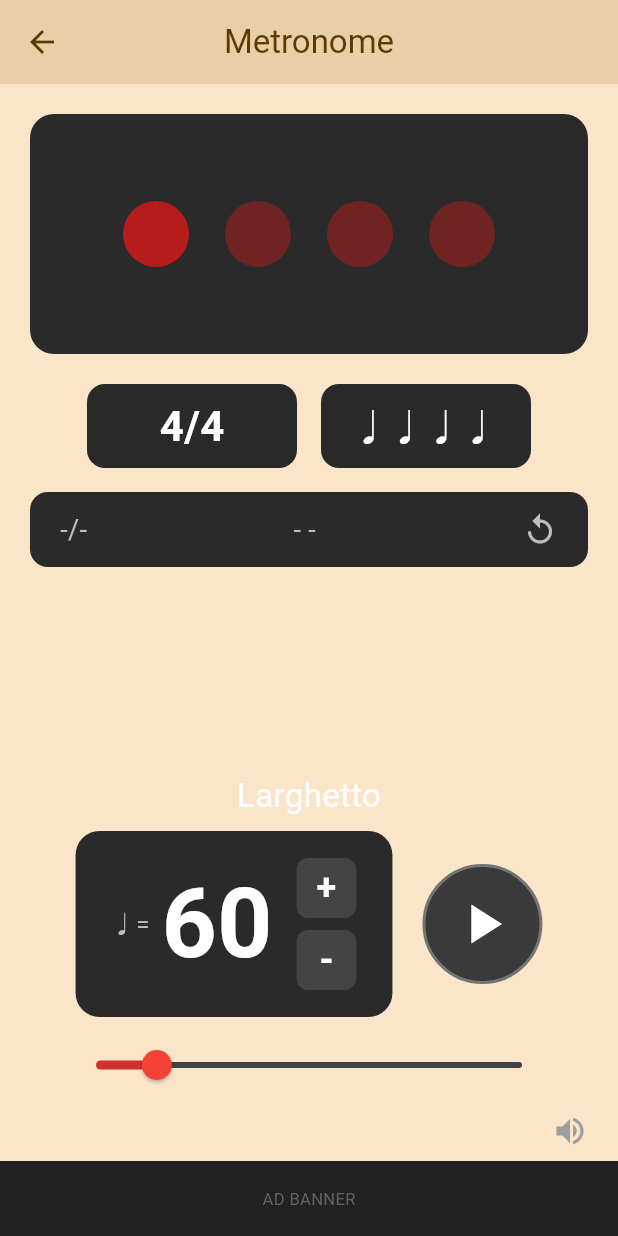
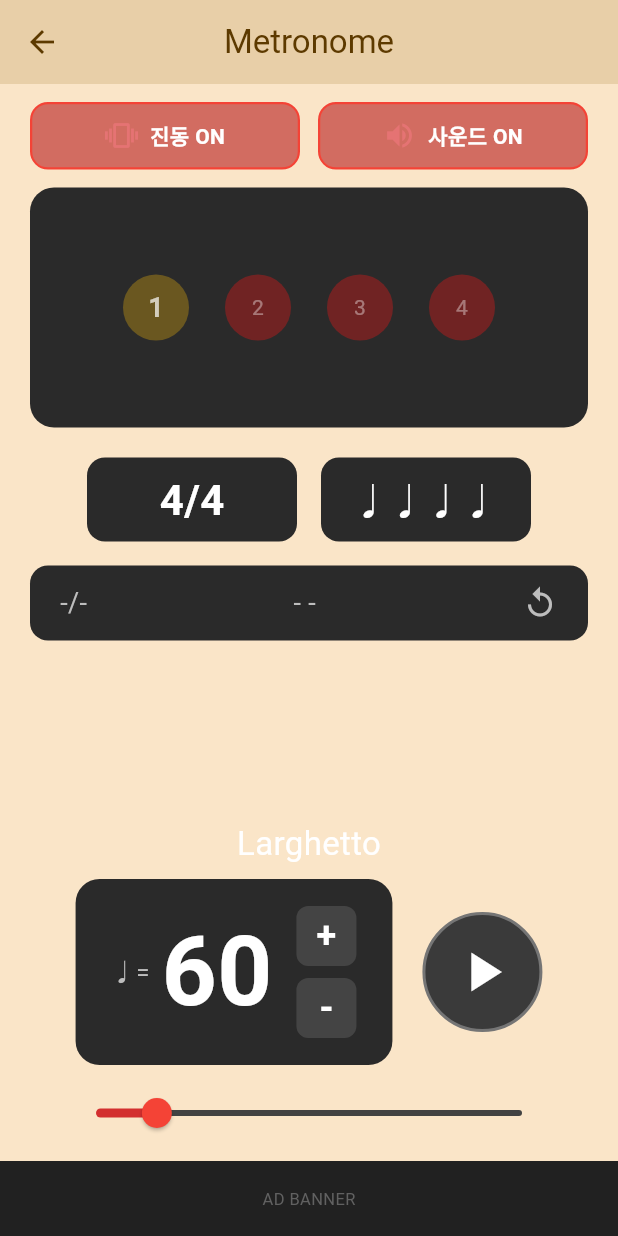
Before and after one commit to rnak24-lab/guitar-teacher, a Flutter app: the screen it shows after launch, after a tap on "Metronome", on a phone screen of 412 x 824 dp. Run offline on Flutter 3.47's test engine with Material 3 defaults, Android fonts, the phone set to English and light mode, and no system bars; our stand-ins replace audioplayers, shared_preferences.

Commit message:
feat: Metronome upgrade — vibration toggle, sound assets, downbeat highlight
- Added vibration on/off toggle button (persisted via SharedPreferences)
- Added sound on/off toggle button with audioplayers package
- Generated click_high.wav (1500Hz) for downbeat, click_low.wav (800Hz) for weak beats
- First beat (1/4) highlighted in amber color with higher pitch sound
- Remaining beats use red color with lower pitch sound
- Both vibration and sound preferences saved across sessions

Co-Authored-By: Claude Opus 4.6 (1M context) <noreply@anthropic.com>

```diff
--- a/lib/screens/metronome/metronome_screen.dart
+++ b/lib/screens/metronome/metronome_screen.dart
@@ -1,6 +1,8 @@
 import 'dart:async';
 import 'package:flutter/material.dart';
 import 'package:flutter/services.dart';
+import 'package:audioplayers/audioplayers.dart';
+import 'package:shared_preferences/shared_preferences.dart';
 
 class MetronomeScreen extends StatefulWidget {
   const MetronomeScreen({super.key});
@@ -9,14 +11,22 @@ class MetronomeScreen extends StatefulWidget {
   State<MetronomeScreen> createState() => _MetronomeScreenState();
 }
 
-class _MetronomeScreenState extends State<MetronomeScreen> with SingleTickerProviderStateMixin {
+class _MetronomeScreenState extends State<MetronomeScreen>
+    with SingleTickerProviderStateMixin {
   int _bpm = 60;
-  int _beatsPerMeasure = 4; // 박자 (2/4, 3/4, 4/4, 6/8)
+  int _beatsPerMeasure = 4;
   int _currentBeat = 0;
   bool _isPlaying = false;
   Timer? _timer;
 
-  // 템포 이름
+  // 진동 / 사운드 토글
+  bool _vibrationEnabled = true;
+  bool _soundEnabled = true;
+
+  // 오디오 플레이어 (강박 / 약박)
+  final AudioPlayer _highPlayer = AudioPlayer();
+  final AudioPlayer _lowPlayer = AudioPlayer();
+
   String get _tempoName {
     if (_bpm < 40) return 'Grave';
     if (_bpm < 60) return 'Largo';
@@ -31,6 +41,26 @@ class _MetronomeScreenState extends State<MetronomeScreen> with SingleTickerProv
   }
 
   final List<int> _timeSignatures = [2, 3, 4, 6];
+
+  @override
+  void initState() {
+    super.initState();
+    _loadPreferences();
+  }
+
+  Future<void> _loadPreferences() async {
+    final prefs = await SharedPreferences.getInstance();
+    setState(() {
+      _vibrationEnabled = prefs.getBool('metronome_vibration') ?? true;
+      _soundEnabled = prefs.getBool('metronome_sound') ?? true;
+    });
+  }
+
+  Future<void> _savePreferences() async {
+    final prefs = await SharedPreferences.getInstance();
+    await prefs.setBool('metronome_vibration', _vibrationEnabled);
+    await prefs.setBool('metronome_sound', _soundEnabled);
+  }
 
   void _togglePlay() {
     setState(() {
@@ -50,14 +80,32 @@ class _MetronomeScreenState extends State<MetronomeScreen> with SingleTickerProv
     _timer = Timer.periodic(interval, (_) {
       setState(() {
         _currentBeat = (_currentBeat + 1) % _beatsPerMeasure;
-        // 강박(1박)은 높은 소리, 나머지는 낮은 소리
-        if (_currentBeat == 0) {
-          HapticFeedback.heavyImpact();
-        } else {
-          HapticFeedback.lightImpact();
-        }
+        _playBeat(_currentBeat == 0);
       });
     });
+  }
+
+  /// 비트 재생: 강박(첫 박)이면 높은 소리 + 강한 진동, 약박이면 낮은 소리 + 약한 진동
+  void _playBeat(bool isDownbeat) {
+    // 사운드 재생
+    if (_soundEnabled) {
+      if (isDownbeat) {
+        _highPlayer.stop();
+        _highPlayer.play(AssetSource('sounds/click_high.wav'));
+      } else {
+        _lowPlayer.stop();
+        _lowPlayer.play(AssetSource('sounds/click_low.wav'));
+      }
+    }
+
+    // 진동
+    if (_vibrationEnabled) {
+      if (isDownbeat) {
+        HapticFeedback.heavyImpact();
+      } else {
+        HapticFeedback.lightImpact();
+      }
+    }
   }
 
   void _changeBpm(int delta) {
@@ -79,6 +127,8 @@ class _MetronomeScreenState extends State<MetronomeScreen> with SingleTickerProv
   @override
   void dispose() {
     _timer?.cancel();
+    _highPlayer.dispose();
+    _lowPlayer.dispose();
     super.dispose();
   }
 
@@ -90,8 +140,52 @@ class _MetronomeScreenState extends State<MetronomeScreen> with SingleTickerProv
       ),
       body: Column(
         children: [
-          const SizedBox(height: 20),
-          // 비트 시각화
+          const SizedBox(height: 12),
+
+          // --- 진동 / 사운드 토글 버튼 ---
+          Padding(
+            padding: const EdgeInsets.symmetric(horizontal: 20),
+            child: Row(
+              children: [
+                // 진동 토글
+                Expanded(
+                  child: _ToggleButton(
+                    icon: _vibrationEnabled
+                        ? Icons.vibration
+                        : Icons.phone_android,
+                    label: _vibrationEnabled ? '진동 ON' : '진동 OFF',
+                    isActive: _vibrationEnabled,
+                    onTap: () {
+                      setState(() {
+                        _vibrationEnabled = !_vibrationEnabled;
+                      });
+                      _savePreferences();
+                    },
+                  ),
+                ),
+                const SizedBox(width: 12),
+                // 사운드 토글
+                Expanded(
+                  child: _ToggleButton(
+                    icon: _soundEnabled
+                        ? Icons.volume_up
+                        : Icons.volume_off,
+                    label: _soundEnabled ? '사운드 ON' : '사운드 OFF',
+                    isActive: _soundEnabled,
+                    onTap: () {
+                      setState(() {
+                        _soundEnabled = !_soundEnabled;
+                      });
+                      _savePreferences();
+                    },
+                  ),
+                ),
+              ],
+            ),
+          ),
+          const SizedBox(height: 12),
+
+          // --- 비트 시각화 ---
           Container(
             height: 160,
             margin: const EdgeInsets.symmetric(horizontal: 20),
@@ -113,17 +207,45 @@ class _MetronomeScreenState extends State<MetronomeScreen> with SingleTickerProv
                       height: isActive ? 56 : 44,
                       decoration: BoxDecoration(
                         color: isActive
-                            ? (isDownbeat ? Colors.red : Colors.red[700])
-                            : (isDownbeat ? Colors.red[900] : Colors.red[900]?.withValues(alpha: 0.5)),
+                            ? (isDownbeat
+                                ? Colors.amber
+                                : Colors.red[700])
+                            : (isDownbeat
+                                ? Colors.amber.withValues(alpha: 0.3)
+                                : Colors.red[900]?.withValues(alpha: 0.5)),
                         shape: BoxShape.circle,
-                        boxShadow: isActive ? [
-                          BoxShadow(color: Colors.red.withValues(alpha: 0.6), blurRadius: 20),
-                        ] : null,
+                        boxShadow: isActive
+                            ? [
+                                BoxShadow(
+                                  color: isDownbeat
+                                      ? Colors.amber.withValues(alpha: 0.6)
+                                      : Colors.red.withValues(alpha: 0.6),
+                                  blurRadius: 20,
+                                ),
+                              ]
+                            : null,
                       ),
                       child: Center(
-                        child: isDownbeat && isActive
-                            ? const Text('>', style: TextStyle(color: Colors.white, fontSize: 24, fontWeight: FontWeight.bold))
-                            : null,
+                        child: isDownbeat
+                            ? Text(
+                                isActive ? '>' : '1',
+                                style: TextStyle(
+                                  color: isActive
+                                      ? Colors.black
+                                      : Colors.white70,
+                                  fontSize: isActive ? 24 : 18,
+                                  fontWeight: FontWeight.bold,
+                                ),
+                              )
+                            : (isActive
+                                ? null
+                                : Text(
+                                    '${i + 1}',
+                                    style: const TextStyle(
+                                      color: Colors.white38,
+                                      fontSize: 14,
+                                    ),
+                                  )),
                       ),
                     ),
                   );
@@ -132,15 +254,16 @@ class _MetronomeScreenState extends State<MetronomeScreen> with SingleTickerProv
             ),
           ),
           const SizedBox(height: 20),
-          // 박자 + 음표 선택
+
+          // --- 박자 + 음표 선택 ---
           Row(
             mainAxisAlignment: MainAxisAlignment.center,
             children: [
-              // 박자 버튼
               GestureDetector(
                 onTap: _changeTimeSignature,
                 child: Container(
-                  width: 140, height: 56,
+                  width: 140,
+                  height: 56,
                   decoration: BoxDecoration(
                     color: const Color(0xFF2A2A2A),
                     borderRadius: BorderRadius.circular(12),
@@ -148,27 +271,35 @@ class _MetronomeScreenState extends State<MetronomeScreen> with SingleTickerProv
                   child: Center(
                     child: Text(
                       '$_beatsPerMeasure/4',
-                      style: const TextStyle(color: Colors.white, fontSize: 28, fontWeight: FontWeight.bold),
+                      style: const TextStyle(
+                        color: Colors.white,
+                        fontSize: 28,
+                        fontWeight: FontWeight.bold,
+                      ),
                     ),
                   ),
                 ),
               ),
               const SizedBox(width: 16),
-              // 음표 패턴
               Container(
-                width: 140, height: 56,
+                width: 140,
+                height: 56,
                 decoration: BoxDecoration(
                   color: const Color(0xFF2A2A2A),
                   borderRadius: BorderRadius.circular(12),
                 ),
                 child: const Center(
-                  child: Text('♩♩♩♩', style: TextStyle(color: Colors.white, fontSize: 24)),
+                  child: Text(
+                    '\u2669\u2669\u2669\u2669',
+                    style: TextStyle(color: Colors.white, fontSize: 24),
+                  ),
                 ),
               ),
             ],
           ),
           const SizedBox(height: 16),
-          // 악센트 패턴
+
+          // --- 악센트 패턴 ---
           Container(
             margin: const EdgeInsets.symmetric(horizontal: 20),
             padding: const EdgeInsets.symmetric(horizontal: 20, vertical: 12),
@@ -179,23 +310,28 @@ class _MetronomeScreenState extends State<MetronomeScreen> with SingleTickerProv
             child: Row(
               mainAxisAlignment: MainAxisAlignment.spaceBetween,
               children: [
-                Text('-/-', style: TextStyle(color: Colors.grey[400], fontSize: 18)),
-                Text('- -', style: TextStyle(color: Colors.grey[400], fontSize: 18)),
+                Text('-/-',
+                    style: TextStyle(color: Colors.grey[400], fontSize: 18)),
+                Text('- -',
+                    style: TextStyle(color: Colors.grey[400], fontSize: 18)),
                 Icon(Icons.replay, color: Colors.grey[400]),
               ],
             ),
           ),
           const Spacer(),
-          // 템포 이름
-          Text(_tempoName, style: const TextStyle(color: Colors.white, fontSize: 22)),
+
+          // --- 템포 이름 ---
+          Text(_tempoName,
+              style: const TextStyle(color: Colors.white, fontSize: 22)),
           const SizedBox(height: 8),
-          // BPM 조절
+
+          // --- BPM 조절 ---
           Row(
             mainAxisAlignment: MainAxisAlignment.center,
             children: [
-              // BPM 표시 + 조절
               Container(
-                padding: const EdgeInsets.symmetric(horizontal: 24, vertical: 16),
+                padding:
+                    const EdgeInsets.symmetric(horizontal: 24, vertical: 16),
                 decoration: BoxDecoration(
                   color: const Color(0xFF2A2A2A),
                   borderRadius: BorderRadius.circular(16),
@@ -204,7 +340,9 @@ class _MetronomeScreenState extends State<MetronomeScreen> with SingleTickerProv
                   children: [
                     Column(
                       children: [
-                        Text('♩=', style: TextStyle(color: Colors.grey[400], fontSize: 16)),
+                        Text('\u2669=',
+                            style: TextStyle(
+                                color: Colors.grey[400], fontSize: 16)),
                       ],
                     ),
                     const SizedBox(width: 8),
@@ -219,9 +357,17 @@ class _MetronomeScreenState extends State<MetronomeScreen> with SingleTickerProv
                     const SizedBox(width: 16),
                     Column(
                       children: [
-                        _BpmButton(label: '+', onTap: () => _changeBpm(1), onLongPress: () => _changeBpm(5)),
+                        _BpmButton(
+                          label: '+',
+                          onTap: () => _changeBpm(1),
+                          onLongPress: () => _changeBpm(5),
+                        ),
                         const SizedBox(height: 8),
-                        _BpmButton(label: '-', onTap: () => _changeBpm(-1), onLongPress: () => _changeBpm(-5)),
+                        _BpmButton(
+                          label: '-',
+                          onTap: () => _changeBpm(-1),
+                          onLongPress: () => _changeBpm(-5),
+                        ),
                       ],
                     ),
                   ],
@@ -232,7 +378,8 @@ class _MetronomeScreenState extends State<MetronomeScreen> with SingleTickerProv
               GestureDetector(
                 onTap: _togglePlay,
                 child: Container(
-                  width: 80, height: 80,
+                  width: 80,
+                  height: 80,
                   decoration: BoxDecoration(
                     color: const Color(0xFF3A3A3A),
                     shape: BoxShape.circle,
@@ -248,7 +395,8 @@ class _MetronomeScreenState extends State<MetronomeScreen> with SingleTickerProv
             ],
           ),
           const SizedBox(height: 8),
-          // BPM 슬라이더
+
+          // --- BPM 슬라이더 ---
           Padding(
             padding: const EdgeInsets.symmetric(horizontal: 40),
             child: SliderTheme(
@@ -259,7 +407,8 @@ class _MetronomeScreenState extends State<MetronomeScreen> with SingleTickerProv
               ),
               child: Slider(
                 value: _bpm.toDouble(),
-                min: 20, max: 300,
+                min: 20,
+                max: 300,
                 onChanged: (v) {
                   setState(() {
                     _bpm = v.round();
@@ -270,23 +419,74 @@ class _MetronomeScreenState extends State<MetronomeScreen> with SingleTickerProv
             ),
           ),
           const SizedBox(height: 8),
-          // 볼륨 아이콘
-          Row(
-            mainAxisAlignment: MainAxisAlignment.end,
-            children: [
-              Padding(
-                padding: const EdgeInsets.only(right: 20),
-                child: Icon(Icons.volume_up, color: Colors.grey[500]),
+
+          // --- 광고 배너 ---
+          Container(
+            height: 50,
+            width: double.infinity,
+            color: Colors.grey[900],
+            child: Center(
+              child: Text(
+                'AD BANNER',
+                style: TextStyle(color: Colors.grey[700], fontSize: 11),
               ),
-            ],
-          ),
-          const SizedBox(height: 8),
-          // 광고 배너
-          Container(
-            height: 50, width: double.infinity, color: Colors.grey[900],
-            child: Center(child: Text('AD BANNER', style: TextStyle(color: Colors.grey[700], fontSize: 11))),
+            ),
           ),
         ],
+      ),
+    );
+  }
+}
+
+/// 토글 버튼 위젯 (진동 / 사운드)
+class _ToggleButton extends StatelessWidget {
+  final IconData icon;
+  final String label;
+  final bool isActive;
+  final VoidCallback onTap;
+
+  const _ToggleButton({
+    required this.icon,
+    required this.label,
+    required this.isActive,
+    required this.onTap,
+  });
+
+  @override
+  Widget build(BuildContext context) {
+    return GestureDetector(
+      onTap: onTap,
+      child: Container(
+        padding: const EdgeInsets.symmetric(vertical: 10),
+        decoration: BoxDecoration(
+          color: isActive
+              ? Colors.red[900]?.withValues(alpha: 0.6)
+              : const Color(0xFF2A2A2A),
+          borderRadius: BorderRadius.circular(12),
+          border: Border.all(
+            color: isActive ? Colors.red : Colors.grey[700]!,
+            width: 1.5,
+          ),
+        ),
+        child: Row(
+          mainAxisAlignment: MainAxisAlignment.center,
+          children: [
+            Icon(
+              icon,
+              color: isActive ? Colors.red[300] : Colors.grey[500],
+              size: 22,
+            ),
+            const SizedBox(width: 8),
+            Text(
+              label,
+              style: TextStyle(
+                color: isActive ? Colors.white : Colors.grey[500],
+                fontSize: 14,
+                fontWeight: FontWeight.w600,
+              ),
+            ),
+          ],
+        ),
       ),
     );
   }
@@ -297,7 +497,11 @@ class _BpmButton extends StatelessWidget {
   final VoidCallback onTap;
   final VoidCallback onLongPress;
 
-  const _BpmButton({required this.label, required this.onTap, required this.onLongPress});
+  const _BpmButton({
+    required this.label,
+    required this.onTap,
+    required this.onLongPress,
+  });
 
   @override
   Widget build(BuildContext context) {
@@ -305,13 +509,21 @@ class _BpmButton extends StatelessWidget {
       onTap: onTap,
       onLongPress: onLongPress,
       child: Container(
-        width: 40, height: 40,
+        width: 40,
+        height: 40,
         decoration: BoxDecoration(
           color: const Color(0xFF444444),
           borderRadius: BorderRadius.circular(8),
         ),
         child: Center(
-          child: Text(label, style: const TextStyle(color: Colors.white, fontSize: 24, fontWeight: FontWeight.bold)),
+          child: Text(
+            label,
+            style: const TextStyle(
+              color: Colors.white,
+              fontSize: 24,
+              fontWeight: FontWeight.bold,
+            ),
+          ),
         ),
       ),
     );
```
Also changed, not shown: pubspec.yaml (+3 -4 lines), pubspec.lock, 7 other files.
